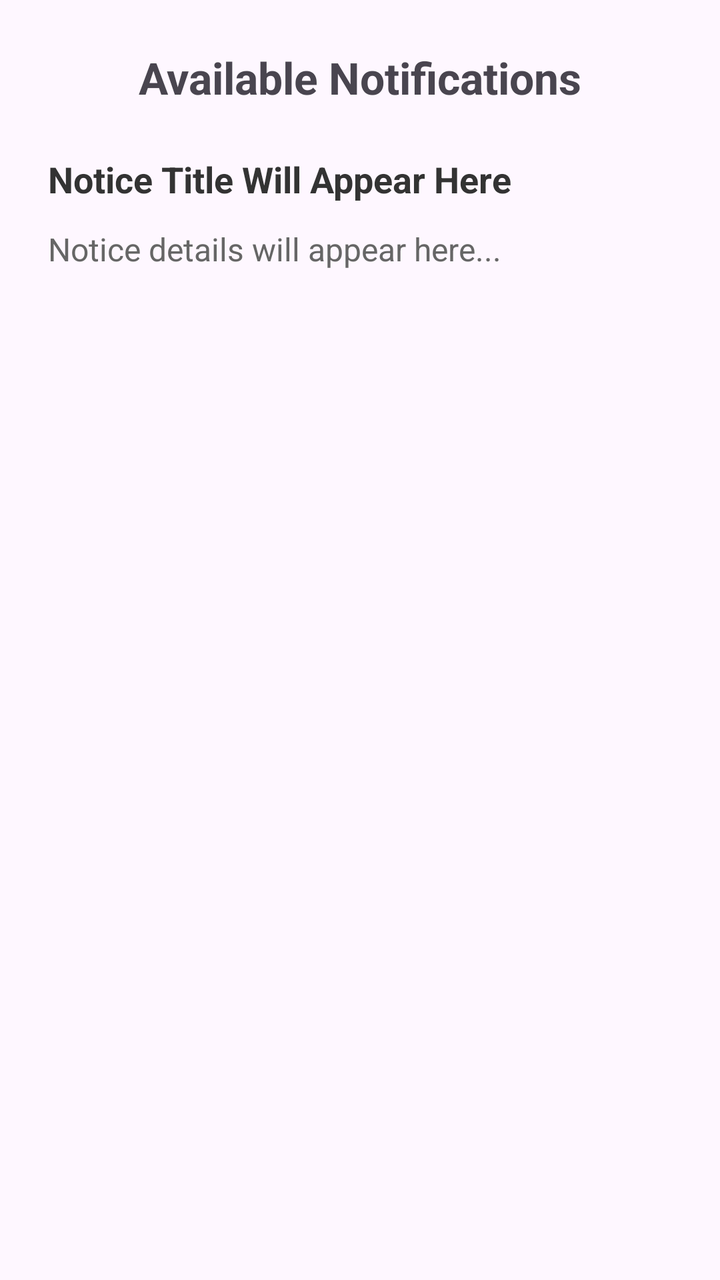
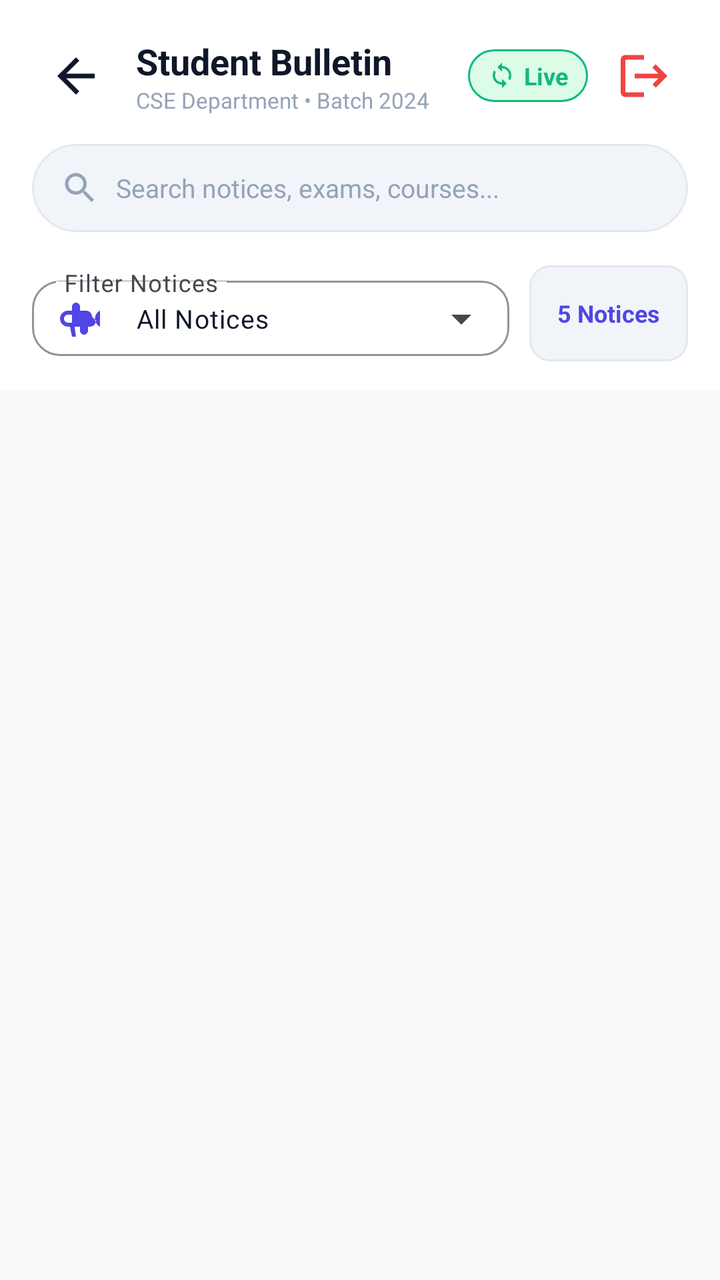

An Android layout rendered at two revisions. The XML below is the earlier revision; the diff shows what the commit changed to produce the second picture.
<!-- AndroidManifest.xml: application theme Theme.Notify -->
<!-- res/layout/activity_student.xml -->
<?xml version="1.0" encoding="utf-8"?>
<LinearLayout xmlns:android="http://schemas.android.com/apk/res/android"
    android:layout_width="match_parent"
    android:layout_height="match_parent"
    android:orientation="vertical"
    android:padding="24dp"
    android:gravity="center_horizontal">

    <TextView
        android:layout_width="wrap_content"
        android:layout_height="wrap_content"
        android:text="Available Notifications"
        android:textSize="22sp"
        android:textStyle="bold"
        android:layout_marginBottom="24dp"/>

    <TextView
        android:id="@+id/tvNoticeTitle"
        android:layout_width="match_parent"
        android:layout_height="wrap_content"
        android:text="Notice Title Will Appear Here"
        android:textSize="18sp"
        android:textStyle="bold"
        android:textColor="#333333"
        android:layout_marginBottom="12dp"/>

    <TextView
        android:id="@+id/tvNoticeMessage"
        android:layout_width="match_parent"
        android:layout_height="wrap_content"
        android:text="Notice details will appear here..."
        android:textSize="16sp"
        android:textColor="#666666"/>
</LinearLayout>
<!-- resources referenced by this layout -->
<resources>
  <style name="Base.Theme.Notify" parent="Theme.Material3.DayNight.NoActionBar">
          
          
      </style>
  <!-- unchanged entries left out for length: 1 -->
</resources>

<!-- the commit's change to res/layout/activity_student.xml (unified diff, before → after) -->
@@ -1,34 +1,272 @@
 <?xml version="1.0" encoding="utf-8"?>
-<LinearLayout xmlns:android="http://schemas.android.com/apk/res/android"
+<androidx.coordinatorlayout.widget.CoordinatorLayout
+    xmlns:android="http://schemas.android.com/apk/res/android"
+    xmlns:app="http://schemas.android.com/apk/res-auto"
+    xmlns:tools="http://schemas.android.com/tools"
     android:layout_width="match_parent"
     android:layout_height="match_parent"
-    android:orientation="vertical"
-    android:padding="24dp"
-    android:gravity="center_horizontal">
-
-    <TextView
-        android:layout_width="wrap_content"
-        android:layout_height="wrap_content"
-        android:text="Available Notifications"
-        android:textSize="22sp"
-        android:textStyle="bold"
-        android:layout_marginBottom="24dp"/>
-
-    <TextView
-        android:id="@+id/tvNoticeTitle"
+    android:background="@color/background">
+
+    
+    <com.google.android.material.appbar.AppBarLayout
         android:layout_width="match_parent"
         android:layout_height="wrap_content"
-        android:text="Notice Title Will Appear Here"
-        android:textSize="18sp"
-        android:textStyle="bold"
-        android:textColor="#333333"
-        android:layout_marginBottom="12dp"/>
-
-    <TextView
-        android:id="@+id/tvNoticeMessage"
+        android:background="@color/surface"
+        app:elevation="2dp">
+
+        <LinearLayout
+            android:layout_width="match_parent"
+            android:layout_height="wrap_content"
+            android:orientation="vertical"
+            android:paddingHorizontal="16dp"
+            android:paddingTop="16dp"
+            android:paddingBottom="12dp">
+
+            
+            <RelativeLayout
+                android:layout_width="match_parent"
+                android:layout_height="wrap_content"
+                android:layout_marginBottom="12dp">
+
+                <ImageButton
+                    android:id="@+id/btnBack"
+                    android:layout_width="44dp"
+                    android:layout_height="44dp"
+                    android:padding="8dp"
+                    android:scaleType="fitCenter"
+                    android:src="@drawable/ic_arrow_back"
+                    android:background="?attr/selectableItemBackgroundBorderless"
+                    app:tint="@color/on_surface"
+                    android:layout_alignParentStart="true"
+                    android:layout_centerVertical="true"
+                    android:contentDescription="Back" />
+
+                <LinearLayout
+                    android:layout_width="wrap_content"
+                    android:layout_height="wrap_content"
+                    android:orientation="vertical"
+                    android:layout_toEndOf="@id/btnBack"
+                    android:layout_marginStart="8dp"
+                    android:layout_centerVertical="true">
+
+                    <TextView
+                        android:layout_width="wrap_content"
+                        android:layout_height="wrap_content"
+                        android:text="Student Bulletin"
+                        android:textSize="18sp"
+                        android:textStyle="bold"
+                        android:textColor="@color/on_surface" />
+
+                    <TextView
+                        android:id="@+id/tvStudentDept"
+                        android:layout_width="wrap_content"
+                        android:layout_height="wrap_content"
+                        android:text="CSE Department • Batch 2024"
+                        android:textSize="11sp"
+                        android:textColor="@color/on_surface_subtle" />
+                </LinearLayout>
+
+                <LinearLayout
+                    android:id="@+id/livePill"
+                    android:layout_width="wrap_content"
+                    android:layout_height="wrap_content"
+                    android:orientation="horizontal"
+                    android:gravity="center_vertical"
+                    android:layout_toStartOf="@+id/btnLogout"
+                    android:layout_centerVertical="true"
+                    android:layout_marginEnd="6dp"
+                    android:background="@drawable/bg_pill_live"
+                    android:paddingHorizontal="10dp"
+                    android:paddingVertical="5dp">
+
+                    <ImageView
+                        android:layout_width="14dp"
+                        android:layout_height="14dp"
+                        android:src="@drawable/ic_sync"
+                        android:layout_marginEnd="4dp" />
+
+                    <TextView
+                        android:layout_width="wrap_content"
+                        android:layout_height="wrap_content"
+                        android:text="Live"
+                        android:textSize="12sp"
+                        android:textStyle="bold"
+                        android:textColor="@color/live_green" />
+                </LinearLayout>
+
+                <ImageButton
+                    android:id="@+id/btnLogout"
+                    android:layout_width="44dp"
+                    android:layout_height="44dp"
+                    android:padding="8dp"
+                    android:scaleType="fitCenter"
+                    android:src="@drawable/ic_logout"
+                    android:background="?attr/selectableItemBackgroundBorderless"
+                    android:layout_alignParentEnd="true"
+                    android:layout_centerVertical="true"
+                    android:contentDescription="Logout"
+                    app:tint="@color/badge_urgent" />
+            </RelativeLayout>
+
+            
+            <com.google.android.material.card.MaterialCardView
+                android:layout_width="match_parent"
+                android:layout_height="44dp"
+                app:cardCornerRadius="22dp"
+                app:cardElevation="0dp"
+                app:strokeWidth="1dp"
+                app:strokeColor="@color/outline_variant"
+                app:cardBackgroundColor="@color/surface_variant"
+                android:layout_marginBottom="12dp">
+
+                <LinearLayout
+                    android:layout_width="match_parent"
+                    android:layout_height="match_parent"
+                    android:orientation="horizontal"
+                    android:gravity="center_vertical"
+                    android:paddingHorizontal="14dp">
+
+                    <ImageView
+                        android:layout_width="20dp"
+                        android:layout_height="20dp"
+                        android:src="@drawable/ic_search"
+                        android:contentDescription="Search" />
+
+                    <EditText
+                        android:id="@+id/etSearch"
+                        android:layout_width="match_parent"
+                        android:layout_height="match_parent"
+                        android:background="@null"
+                        android:hint="Search notices, exams, courses..."
+                        android:textSize="13sp"
+                        android:textColor="@color/on_surface"
+                        android:textColorHint="@color/on_surface_subtle"
+                        android:paddingStart="8dp"
+                        android:inputType="text"
+                        android:maxLines="1" />
+                </LinearLayout>
+            </com.google.android.material.card.MaterialCardView>
+
+            
+            <LinearLayout
+                android:layout_width="match_parent"
+                android:layout_height="wrap_content"
+                android:orientation="horizontal"
+                android:gravity="center_vertical"
+                android:layout_marginTop="2dp">
+
+                <com.google.android.material.textfield.TextInputLayout
+                    android:id="@+id/tilCategoryFilter"
+                    style="@style/Widget.Material3.TextInputLayout.OutlinedBox.ExposedDropdownMenu"
+                    android:layout_width="0dp"
+                    android:layout_height="wrap_content"
+                    android:layout_weight="1"
+                    app:boxCornerRadiusTopStart="14dp"
+                    app:boxCornerRadiusTopEnd="14dp"
+                    app:boxCornerRadiusBottomStart="14dp"
+                    app:boxCornerRadiusBottomEnd="14dp"
+                    app:boxStrokeColor="@color/primary"
+                    app:boxStrokeWidth="1dp"
+                    app:boxBackgroundColor="@color/surface"
+                    app:startIconDrawable="@drawable/ic_campaign"
+                    app:startIconTint="@color/primary"
+                    android:hint="Filter Notices">
+
+                    <AutoCompleteTextView
+                        android:id="@+id/actvCategoryFilter"
+                        android:layout_width="match_parent"
+                        android:layout_height="wrap_content"
+                        android:inputType="none"
+                        android:text="All Notices"
+                        android:textSize="13sp"
+                        android:textColor="@color/on_surface"
+                        android:paddingVertical="10dp" />
+                </com.google.android.material.textfield.TextInputLayout>
+
+                
+                <LinearLayout
+                    android:id="@+id/layoutNoticeCount"
+                    android:layout_width="wrap_content"
+                    android:layout_height="48dp"
+                    android:layout_marginStart="10dp"
+                    android:gravity="center"
+                    android:background="@drawable/bg_attachment_pill"
+                    android:paddingHorizontal="14dp">
+
+                    <TextView
+                        android:id="@+id/tvNoticeCountBadge"
+                        android:layout_width="wrap_content"
+                        android:layout_height="wrap_content"
+                        android:text="5 Notices"
+                        android:textSize="12sp"
+                        android:textStyle="bold"
+                        android:textColor="@color/primary" />
+                </LinearLayout>
+            </LinearLayout>
+
+        </LinearLayout>
+    </com.google.android.material.appbar.AppBarLayout>
+
+    
+    <FrameLayout
         android:layout_width="match_parent"
-        android:layout_height="wrap_content"
-        android:text="Notice details will appear here..."
-        android:textSize="16sp"
-        android:textColor="#666666"/>
-</LinearLayout>
+        android:layout_height="match_parent"
+        app:layout_behavior="@string/appbar_scrolling_view_behavior">
+
+        
+        <androidx.recyclerview.widget.RecyclerView
+            android:id="@+id/rvNotices"
+            android:layout_width="match_parent"
+            android:layout_height="match_parent"
+            android:paddingTop="8dp"
+            android:paddingBottom="16dp"
+            android:clipToPadding="false" />
+
+        
+        <LinearLayout
+            android:id="@+id/layoutEmptyState"
+            android:layout_width="match_parent"
+            android:layout_height="match_parent"
+            android:orientation="vertical"
+            android:gravity="center"
+            android:padding="32dp"
+            android:visibility="gone">
+
+            <ImageView
+                android:layout_width="72dp"
+                android:layout_height="72dp"
+                android:src="@drawable/ic_campaign"
+                android:background="@drawable/bg_badge_announcement"
+                android:padding="16dp"
+                app:tint="@color/primary"
+                android:layout_marginBottom="16dp" />
+
+            <TextView
+                android:layout_width="wrap_content"
+                android:layout_height="wrap_content"
+                android:text="No Notices Found"
+                android:textSize="18sp"
+                android:textStyle="bold"
+                android:textColor="@color/on_surface" />
+
+            <TextView
+                android:layout_width="wrap_content"
+                android:layout_height="wrap_content"
+                android:text="There are no broadcasts matching your current filter criteria."
+                android:textSize="13sp"
+                android:textColor="@color/on_surface_subtle"
+                android:gravity="center"
+                android:layout_marginTop="6dp" />
+        </LinearLayout>
+
+        
+        <ProgressBar
+            android:id="@+id/progressBar"
+            android:layout_width="wrap_content"
+            android:layout_height="wrap_content"
+            android:layout_gravity="center"
+            android:visibility="gone" />
+
+    </FrameLayout>
+
+</androidx.coordinatorlayout.widget.CoordinatorLayout>
<!-- resource entries referenced after the edit -->
@@ -1,9 +1,129 @@
 <!-- resources referenced by this layout -->
 <resources>
+  <color name="background">#F8FAFC</color>
+  <color name="badge_urgent">#EF4444</color>
+  <color name="live_green">#10B981</color>
+  <color name="on_surface">#0F172A</color>
+  <color name="on_surface_subtle">#94A3B8</color>
+  <color name="outline_variant">#E2E8F0</color>
+  <color name="primary">#4F46E5</color>
+  <color name="surface">#FFFFFF</color>
+  <color name="surface_variant">#F1F5F9</color>
+  <!-- drawable bg_attachment_pill (drawable) -->
+  <?xml version="1.0" encoding="utf-8"?>
+  <shape xmlns:android="http://schemas.android.com/apk/res/android"
+      android:shape="rectangle">
+      <solid android:color="@color/surface_variant" />
+      <stroke android:width="1dp" android:color="@color/outline_variant" />
+      <corners android:radius="10dp" />
+      <padding android:left="10dp" android:top="6dp" android:right="10dp" android:bottom="6dp" />
+  </shape>
+  <!-- drawable bg_badge_announcement (drawable) -->
+  <?xml version="1.0" encoding="utf-8"?>
+  <shape xmlns:android="http://schemas.android.com/apk/res/android"
+      android:shape="rectangle">
+      <solid android:color="@color/badge_announcement_bg" />
+      <stroke android:width="1dp" android:color="@color/badge_announcement" />
+      <corners android:radius="8dp" />
+      <padding android:left="8dp" android:top="3dp" android:right="8dp" android:bottom="3dp" />
+  </shape>
+  <!-- drawable bg_pill_live (drawable) -->
+  <?xml version="1.0" encoding="utf-8"?>
+  <shape xmlns:android="http://schemas.android.com/apk/res/android"
+      android:shape="rectangle">
+      <solid android:color="@color/live_green_bg" />
+      <stroke android:width="1dp" android:color="@color/live_green" />
+      <corners android:radius="16dp" />
+      <padding android:left="8dp" android:top="4dp" android:right="8dp" android:bottom="4dp" />
+  </shape>
+  <!-- drawable ic_arrow_back (drawable) -->
+  <vector xmlns:android="http://schemas.android.com/apk/res/android"
+      android:width="24dp"
+      android:height="24dp"
+      android:viewportWidth="24"
+      android:viewportHeight="24">
+    <path
+        android:fillColor="#FFFFFFFF"
+        android:pathData="M20,11H7.83l5.59,-5.59L12,4l-8,8 8,8 1.41,-1.41L7.83,13H20v-2z"/>
+  </vector>
+  <!-- drawable ic_campaign (drawable) -->
+  <vector xmlns:android="http://schemas.android.com/apk/res/android"
+      android:width="24dp"
+      android:height="24dp"
+      android:viewportWidth="24"
+      android:viewportHeight="24">
+    <path
+        android:fillColor="#FFFFFFFF"
+        android:pathData="M18,11c0,-1.66 -1.34,-3 -3,-3l-3,0V6c0,-1.1 -0.9,-2 -2,-2s-2,0.9 -2,2v2H6c-2.21,0 -4,1.79 -4,4s1.79,4 4,4h1l1,5h2l-0.7,-5H12v2c0,1.1 0.9,2 2,2s2,-0.9 2,-2v-2l1,0c1.66,0 3,-1.34 3,-3zM6,14c-1.1,0 -2,-0.9 -2,-2s0.9,-2 2,-2h2v4H6zM19.5,12c0,-1.77 1.02,-3.29 2.5,-4.03v8.05c-1.48,-0.73 -2.5,-2.25 -2.5,-4.02z"/>
+  </vector>
+  <!-- drawable ic_logout (drawable) -->
+  <vector xmlns:android="http://schemas.android.com/apk/res/android"
+      android:width="24dp"
+      android:height="24dp"
+      android:viewportWidth="24"
+      android:viewportHeight="24">
+    <path
+        android:fillColor="#FFEF4444"
+        android:pathData="M17,7l-1.41,1.41L18.17,11H8v2h10.17l-2.58,2.58L17,17l5,-5zM4,5h8V3H4c-1.1,0 -2,0.9 -2,2v14c0,1.1 0.9,2 2,2h8v-2H4V5z"/>
+  </vector>
+  <!-- drawable ic_search (drawable) -->
+  <vector xmlns:android="http://schemas.android.com/apk/res/android"
+      android:width="24dp"
+      android:height="24dp"
+      android:viewportWidth="24"
+      android:viewportHeight="24">
+    <path
+        android:fillColor="#FF94A3B8"
+        android:pathData="M15.5,14h-0.79l-0.28,-0.27C15.41,12.59 16,11.11 16,9.5 16,5.91 13.09,3 9.5,3S3,5.91 3,9.5 5.91,16 9.5,16c1.61,0 3.09,-0.59 4.23,-1.57l0.27,0.28v0.79l5,4.99L20.49,19l-4.99,-5zm-6,0C7.01,14 5,11.99 5,9.5S7.01,5 9.5,5 14,7.01 14,9.5 11.99,14 9.5,14z"/>
+  </vector>
+  <!-- drawable ic_sync (drawable) -->
+  <vector xmlns:android="http://schemas.android.com/apk/res/android"
+      android:width="24dp"
+      android:height="24dp"
+      android:viewportWidth="24"
+      android:viewportHeight="24">
+    <path
+        android:fillColor="#FF10B981"
+        android:pathData="M12,4V1L8,5l4,4V6c3.31,0 6,2.69 6,6 0,1.01,-0.25,1.97,-0.7,2.8l1.46,1.46C19.54,15.03 20,13.57 20,12c0,-4.42,-3.58,-8,-8,-8zm0,14c-3.31,0,-6,-2.69,-6,-6 0,-1.01,0.25,-1.97,0.7,-2.8L5.24,7.74C4.46,8.97 4,10.43 4,12c0,4.42 3.58,8 8,8v3l4,-4 -4,-4v3z"/>
+  </vector>
+  <color name="badge_announcement_bg">#DBEAFE</color>
+  <color name="badge_announcement">#3B82F6</color>
+  <color name="live_green_bg">#DCFCE7</color>
   <style name="Base.Theme.Notify" parent="Theme.Material3.DayNight.NoActionBar">
           
+          <item name="colorPrimary">@color/primary</item>
+          <item name="colorPrimaryVariant">@color/primary_dark</item>
+          <item name="colorOnPrimary">@color/on_primary</item>
+          <item name="colorPrimaryContainer">@color/primary_container</item>
+          <item name="colorOnPrimaryContainer">@color/on_primary_container</item>
+  
           
+          <item name="colorSecondary">@color/secondary</item>
+          <item name="colorSecondaryContainer">@color/secondary_container</item>
+          <item name="colorOnSecondary">@color/on_secondary</item>
+          <item name="colorOnSecondaryContainer">@color/on_secondary_container</item>
+  
+          <item name="android:colorBackground">@color/background</item>
+          <item name="colorSurface">@color/surface</item>
+          <item name="colorOnSurface">@color/on_surface</item>
+          <item name="colorSurfaceVariant">@color/surface_variant</item>
+          <item name="colorOutline">@color/outline</item>
+          <item name="colorOutlineVariant">@color/outline_variant</item>
+  
+          
+          <item name="android:statusBarColor">@color/primary_dark</item>
+          <item name="android:windowLightStatusBar" tools:targetApi="m">false</item>
+          <item name="android:navigationBarColor">@color/surface</item>
       </style>
+  <color name="primary_dark">#4338CA</color>
+  <color name="on_primary">#FFFFFF</color>
+  <color name="primary_container">#E0E7FF</color>
+  <color name="on_primary_container">#312E81</color>
+  <color name="secondary">#10B981</color>
+  <color name="secondary_container">#D1FAE5</color>
+  <color name="on_secondary">#FFFFFF</color>
+  <color name="on_secondary_container">#064E3B</color>
+  <color name="outline">#CBD5E1</color>
   <!-- unchanged entries left out for length: 1 -->
 </resources>
 
